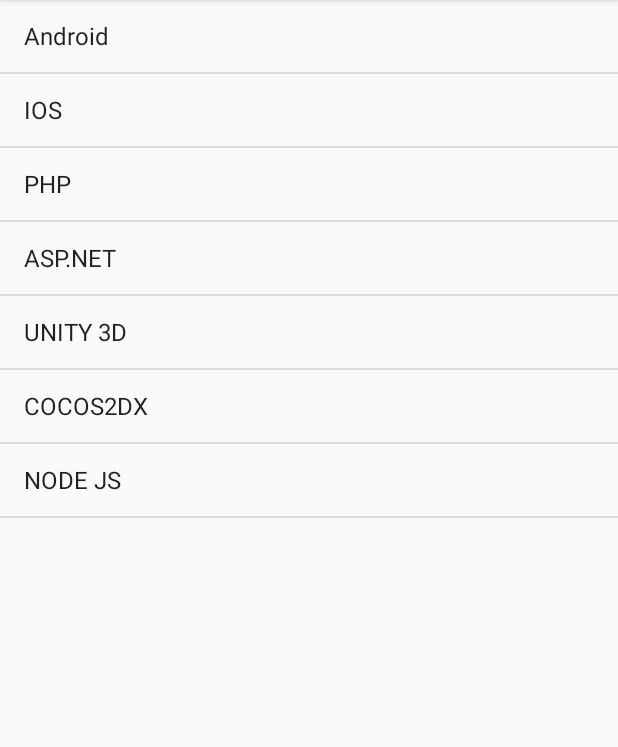
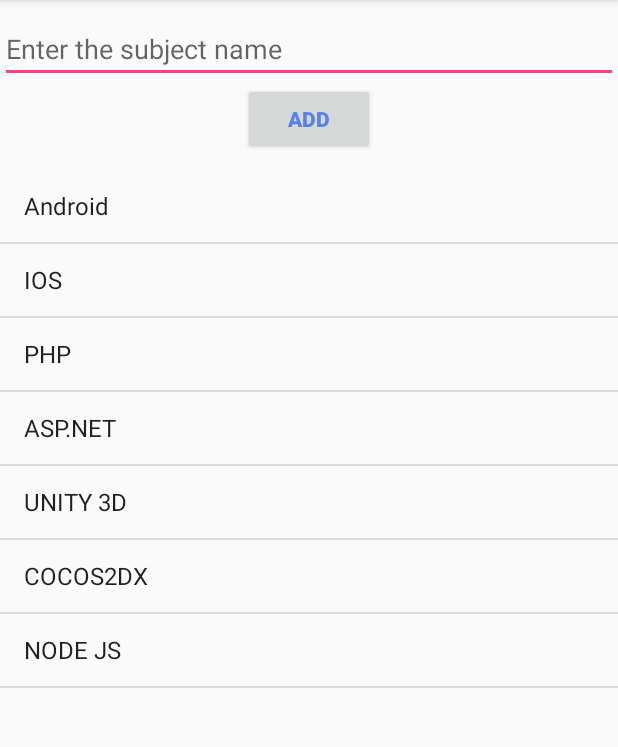
Before and after one commit to duongtainhan/AlertDialogPart2, an Android app: the screen it shows after launch (MainActivity), on a phone screen of 412 x 824 dp, the part 84-831 px from its top. Run offline under Robolectric (Android 15) with nearby library versions, the phone set to English and light mode, and no system bars.

Commit message:
Desgin - Advanced ( Nâng cao thêm)

```diff
--- a/app/src/main/res/layout/activity_main.xml
+++ b/app/src/main/res/layout/activity_main.xml
@@ -6,9 +6,26 @@
     android:layout_height="match_parent"
     tools:context=".MainActivity">
 
+    <EditText
+        android:layout_width="match_parent"
+        android:layout_height="wrap_content"
+        android:id="@+id/edItem"
+        android:layout_marginTop="10dp"
+        android:hint="@string/input_item"/>
+    <Button
+        android:layout_width="wrap_content"
+        android:layout_height="wrap_content"
+        android:layout_below="@id/edItem"
+        android:id="@+id/btnAdd"
+        android:textStyle="bold"
+        android:text="ADD"
+        android:textColor="#5582ea"
+        android:layout_centerHorizontal="true"/>
     <ListView
         android:layout_width="match_parent"
         android:layout_height="match_parent"
-        android:id="@+id/lvName"/>
+        android:id="@+id/lvName"
+        android:layout_below="@id/btnAdd"
+        android:layout_marginTop="10dp"/>
 
 </RelativeLayout>
--- a/app/src/main/res/values/strings.xml
+++ b/app/src/main/res/values/strings.xml
@@ -1,3 +1,4 @@
 <resources>
     <string name="app_name">AlertDialogPart2</string>
+    <string name="input_item">Enter the subject name </string>
 </resources>
```
